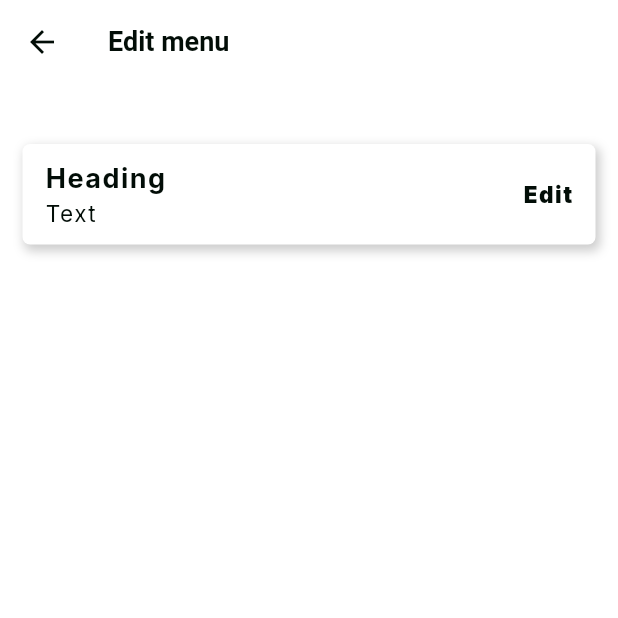
After one commit to nafees-kaiser/taste-venture, a Flutter app: the EditMenuPage screen opened by its route, on a phone screen of 412 x 824 dp, the top half of it. The commit adds this screen. Run offline on Flutter 3.47's test engine with Material 3 defaults, Android fonts, the phone set to English and light mode, and no system bars; our stand-ins replace fl_chart, flutter_rating_bar, flutter_rating_stars, flutter_svg, fluttertoast, google_fonts and 2 more; missing offline and left inert: dart:ffi, dart_jsonwebtoken, flutter_regex, image_input, number_paginator, rate_in_stars; accounts and stored records are empty; network calls fail.

Commit message:
Add edit menu page

```diff
--- a/frontend/lib/main.dart
+++ b/frontend/lib/main.dart
@@ -6,6 +6,7 @@ import 'package:frontend/screens/booking_manager.dart';
 import 'package:frontend/screens/customer_preferences_page.dart';
 import 'package:frontend/screens/customer_homepage.dart';
 import 'package:frontend/screens/customer_reservation.dart';
+import 'package:frontend/screens/edit_menu_page.dart';
 import 'package:frontend/screens/favorite.dart';
 import 'package:frontend/screens/forget_password.dart';
 import 'package:frontend/screens/initial_menu.dart';
@@ -102,6 +103,7 @@ Future<void> main() async {
       '/customer/reservation': (context) => CustomerReservation(),
       '/manager-profile': (context) => ManagerProfile(),
       '/tourspot/booking-list': (context) => BookingManager(),
+      '/edit-menu': (context) => EditMenuPage(),
     },
   ));
 }
--- /dev/null
+++ b/frontend/lib/screens/edit_menu_page.dart
@@ -0,0 +1,22 @@
+import 'package:flutter/material.dart';
+import 'package:frontend/widgets/edit_menu_form.dart';
+
+class EditMenuPage extends StatelessWidget{
+  Map<String, dynamic>? data;
+
+  EditMenuPage({super.key, this.data});
+
+  @override
+  Widget build(BuildContext context) {
+    return Scaffold(
+      appBar: AppBar(
+        title: const Text("Edit menu"),
+      ),
+      body: Padding(
+        padding: const EdgeInsets.symmetric(vertical: 20, horizontal: 15),
+        child: EditMenuForm(data: data),
+      ),
+    );
+  }
+
+}
--- /dev/null
+++ b/frontend/lib/widgets/edit_menu_form.dart
@@ -0,0 +1,25 @@
+import 'package:flutter/material.dart';
+import 'package:frontend/widgets/information_card_without_icon.dart';
+
+class EditMenuForm extends StatefulWidget {
+  Map<String, dynamic>? data;
+  EditMenuForm({super.key, this.data});
+
+  @override
+  State<EditMenuForm> createState() => _EditMenuFormState();
+}
+
+class _EditMenuFormState extends State<EditMenuForm> {
+  @override
+  Widget build(BuildContext context) {
+    return Column(
+      children: [
+        SizedBox(height: 10),
+        InformationCardWithoutIcon(
+          heading: "Heading",
+          text: "Text",
+        ),
+      ],
+    );
+  }
+}
--- a/metaData.txt
+++ b/metaData.txt
@@ -20,3 +20,7 @@ for adding database model:
 
 to run the backend server:
 py manage.py runserver 0.0.0.0:8000
+
+
+to get apk:
+flutter build apk --split-per-abi
```
Also changed, not shown: 2 other files.
